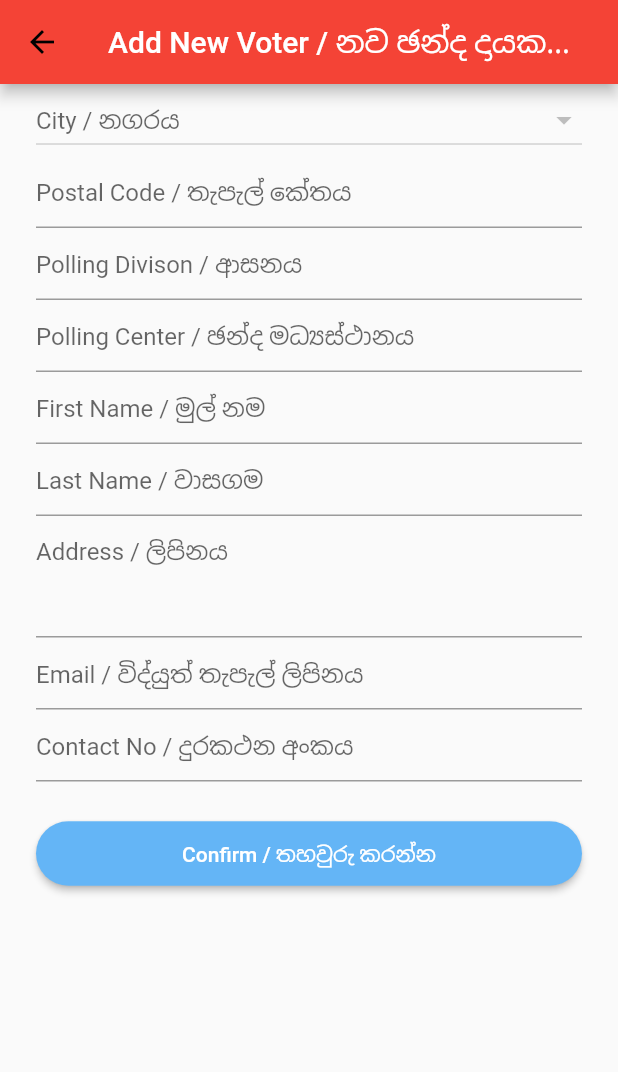
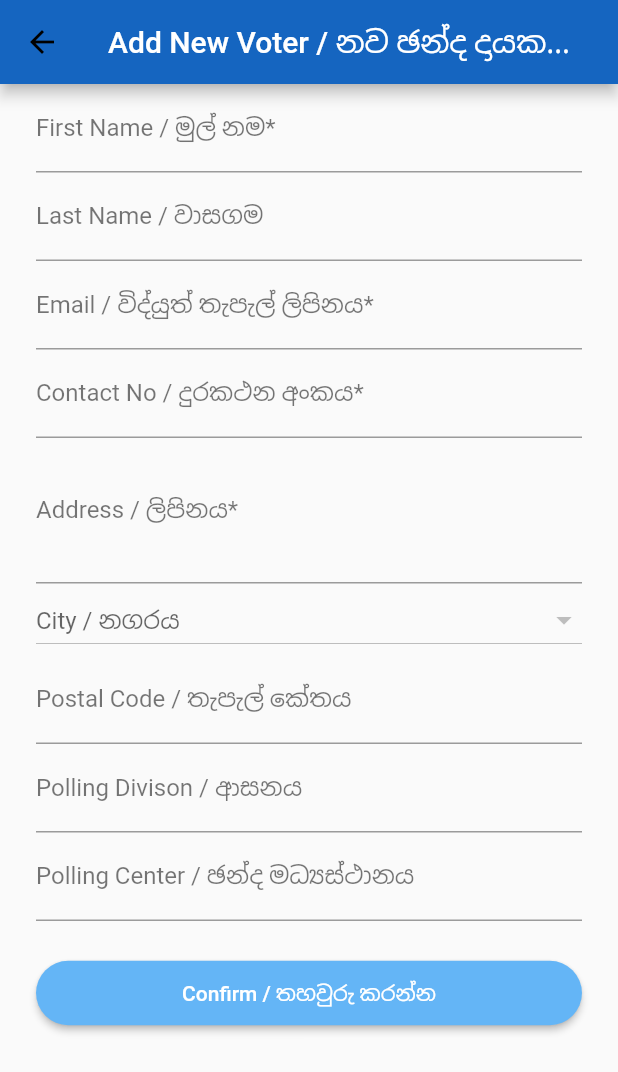
Before and after one commit to xwpdev/flutter-contactly, a Flutter app: the HomePage screen opened by its route, after a tap on "Add New Entry / අලුතින් එකතු කරන්න", on a phone screen of 412 x 824 dp. Shown: the top 1072 px of the screen. Run offline on Flutter 3.47's test engine with Material 2 defaults, Android fonts, the phone set to English and light mode, and no system bars; our stand-ins replace dio, shared_preferences, toast; accounts and stored records are empty; network calls fail.

Commit message:
ui updates

```diff
--- a/lib/add_new_page.dart
+++ b/lib/add_new_page.dart
@@ -2,6 +2,7 @@ import 'package:flutter/material.dart';
 
 import 'package:dio/dio.dart';
 import 'package:shared_preferences/shared_preferences.dart';
+import 'package:toast/toast.dart';
 
 import 'add_new_confirm_page.dart';
 import 'constants.dart';
@@ -53,16 +54,16 @@ class _AddNewPageState extends State {
     final firstNameText = TextFormField(
       keyboardType: TextInputType.text,
       decoration: InputDecoration(
-        hintText: voterRegFirstName,
-      ),
+          labelText: voterRegFirstName,
+          labelStyle: TextStyle(color: labelColor)),
       onSaved: (value) => _newVoter.firstName = value,
     );
 
     final lastNameText = TextFormField(
       keyboardType: TextInputType.text,
       decoration: InputDecoration(
-        hintText: voterRegLastName,
-      ),
+          labelText: voterRegLastName,
+          labelStyle: TextStyle(color: labelColor)),
       onSaved: (value) => _newVoter.lastName = value,
     );
 
@@ -70,8 +71,7 @@ class _AddNewPageState extends State {
       maxLines: 3,
       keyboardType: TextInputType.text,
       decoration: InputDecoration(
-        hintText: voterRegAddress,
-      ),
+          labelText: voterRegAddress, labelStyle: TextStyle(color: labelColor)),
       onSaved: (value) => _newVoter.address = value,
     );
 
@@ -90,13 +90,16 @@ class _AddNewPageState extends State {
         });
       },
       hint: Text(voterRegCity),
+      focusColor: labelColor,
       isExpanded: true,
       value: _newVoter.cityId,
     );
 
     final postalCodeText = TextFormField(
       keyboardType: TextInputType.text,
-      decoration: InputDecoration(hintText: voterRegPostalCode),
+      decoration: InputDecoration(
+          labelText: voterRegPostalCode,
+          labelStyle: TextStyle(color: labelColor)),
       onSaved: (value) => _newVoter.postalCode = value,
     );
 
@@ -114,27 +117,31 @@ class _AddNewPageState extends State {
 
     final pollingDivisionText = TextFormField(
       keyboardType: TextInputType.text,
-      decoration: InputDecoration(hintText: voterRegPollingDivision),
+      decoration: InputDecoration(
+          labelText: voterRegPollingDivision,
+          labelStyle: TextStyle(color: labelColor)),
       onSaved: (value) => _newVoter.pollingDivision = value,
     );
 
     final pollingStationText = TextFormField(
       keyboardType: TextInputType.text,
-      decoration: InputDecoration(hintText: voterRegPollingCentre),
+      decoration: InputDecoration(
+          labelText: voterRegPollingCentre,
+          labelStyle: TextStyle(color: labelColor)),
       onSaved: (value) => _newVoter.pollingCentre = value,
     );
 
     final phoneText = TextFormField(
       keyboardType: TextInputType.phone,
       decoration: InputDecoration(
-        hintText: voterRegPhone,
-      ),
+          labelText: voterRegPhone, labelStyle: TextStyle(color: labelColor)),
       onSaved: (value) => _newVoter.phone = value,
     );
 
     final emailText = TextFormField(
       keyboardType: TextInputType.emailAddress,
-      decoration: InputDecoration(hintText: voterRegEmail),
+      decoration: InputDecoration(
+          labelText: voterRegEmail, labelStyle: TextStyle(color: labelColor)),
       onSaved: (value) => _newVoter.email = value,
     );
 
@@ -149,6 +156,9 @@ class _AddNewPageState extends State {
               context,
               MaterialPageRoute(
                   builder: (context) => AddNewConfirmPage(_newVoter)));
+        } else {
+          Toast.show("Please Enter All Required Fields", context,
+              duration: Toast.LENGTH_SHORT, gravity: Toast.BOTTOM);
         }
       },
       padding: EdgeInsets.all(12),
@@ -168,15 +178,15 @@ class _AddNewPageState extends State {
           shrinkWrap: true,
           padding: EdgeInsets.only(left: 24.0, right: 24.0),
           children: <Widget>[
+            firstNameText,
+            lastNameText,
+            emailText,
+            phoneText,
+            addressText,
             cityDropdown,
             postalCodeText,
             pollingDivisionText,
             pollingStationText,
-            firstNameText,
-            lastNameText,
-            addressText,
-            emailText,
-            phoneText,
             SizedBox(height: buttonHeight),
             confirmButton
           ],
```
Also changed, not shown: lib/add_new_confirm_page.dart (+17 -1 lines), lib/constants.dart (+7 -6 lines), lib/login_page.dart (+11 -4 lines), lib/register_page.dart (+8 -8 lines), 1 other file.
